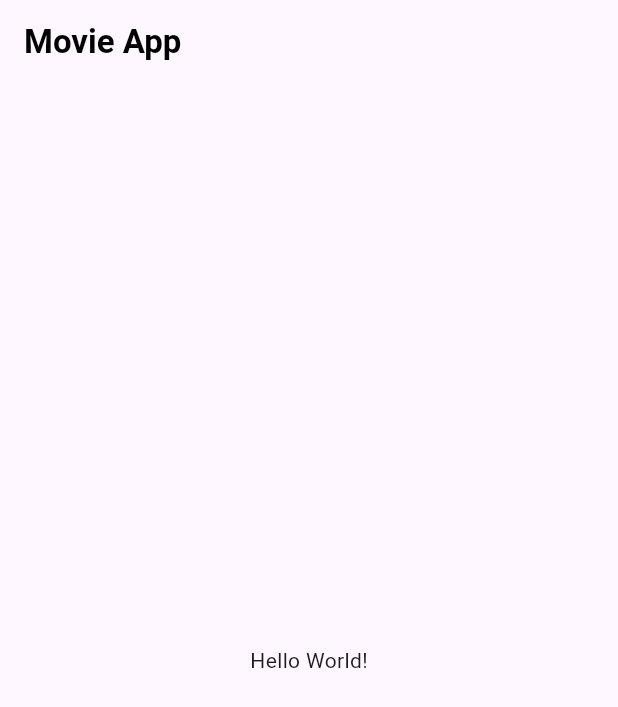
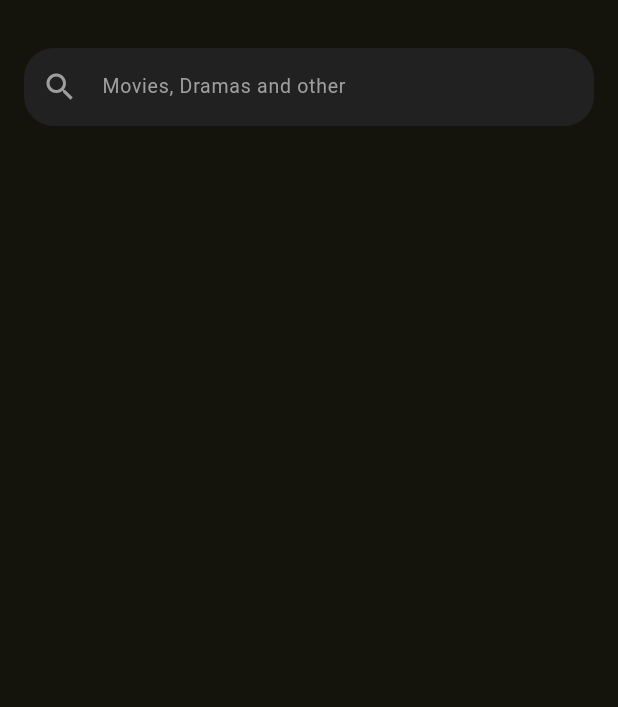
Before and after one commit to bayuyuhartono/movieapp-flutter, a Flutter app: the screen it shows after launch, on a phone screen of 412 x 824 dp. Shown: the top 707 px of the screen. Run offline on Flutter 3.47's test engine with Material 3 defaults, Android fonts, the light colour scheme and no system bars.

Commit message:
feat: searchfield

```diff
--- a/lib/main.dart
+++ b/lib/main.dart
@@ -9,6 +9,16 @@ class MainApp extends StatelessWidget {
   @override
   Widget build(BuildContext context) {
     return MaterialApp(
+      theme: ThemeData(
+        useMaterial3: true,
+        colorSchemeSeed: const Color.fromRGBO(86, 80, 14, 171),
+      ),
+      darkTheme: ThemeData(
+        useMaterial3: true,
+        brightness: Brightness.dark,
+        colorSchemeSeed: const Color.fromRGBO(86, 80, 14, 171),
+      ),
+      themeMode: ThemeMode.dark,
       debugShowCheckedModeBanner: false,
       home: HomeScreen(),
     );
--- a/lib/src/view/home_screen.dart
+++ b/lib/src/view/home_screen.dart
@@ -1,4 +1,5 @@
 import 'package:flutter/material.dart';
+import 'package:movieapp/src/view/widgets/search_field.dart';
 
 class HomeScreen extends StatefulWidget {
   @override
@@ -15,16 +16,13 @@ class _HomeScreenState extends State<HomeScreen> {
   @override
   Widget build(BuildContext context) {
     return Scaffold(
-      appBar: AppBar(title:
-      Text(
-        "Movie App",
-        style: TextStyle(
-          color: Colors.black,
-          fontWeight: FontWeight.bold,
-          )
-      )),
-      body: Center(
-        child: Text('Hello World!'),
+      body: Padding(
+        padding: const EdgeInsets.symmetric(vertical: 32, horizontal: 16),
+        child: Column(
+          children: [
+            SearchField(hintText: 'Movies, Dramas and other',)
+          ],
+        ),
       ),
     );
   }
--- /dev/null
+++ b/lib/src/view/widgets/search_field.dart
@@ -0,0 +1,51 @@
+import 'package:flutter/material.dart';
+
+class SearchField extends StatelessWidget {
+  final TextEditingController? controller;
+  final String hintText;
+  final IconData prefixIcon;
+  final Color fillColor;
+  final Color cursorColor;
+  final Color textColor;
+  final double fontSize;
+
+  const SearchField({
+    Key? key,
+    this.controller,
+    this.hintText = 'Search...',
+    this.prefixIcon = Icons.search,
+    this.fillColor = const Color(0xFF212121),
+    this.cursorColor = Colors.grey,
+    this.textColor = Colors.grey,
+    this.fontSize = 13.0,
+  }) : super(key: key);
+
+  @override
+  Widget build(BuildContext context) {
+    return TextField(
+      controller: controller,
+      decoration: InputDecoration(
+        filled: true,
+        fillColor: fillColor,
+        border: OutlineInputBorder(
+          borderRadius: BorderRadius.circular(20),
+          borderSide: BorderSide.none
+        ),
+        focusedBorder: OutlineInputBorder(
+          borderRadius: BorderRadius.circular(20),
+        ),
+        hintText: hintText,
+        hintStyle: TextStyle(color: Colors.grey),
+        prefixIcon: Icon(
+          prefixIcon,
+          color: Colors.grey,
+        ),
+      ),
+      cursorColor: cursorColor,
+      style: TextStyle(
+        color: textColor,
+        fontSize: fontSize,
+      ),
+    );
+  }
+}
```
